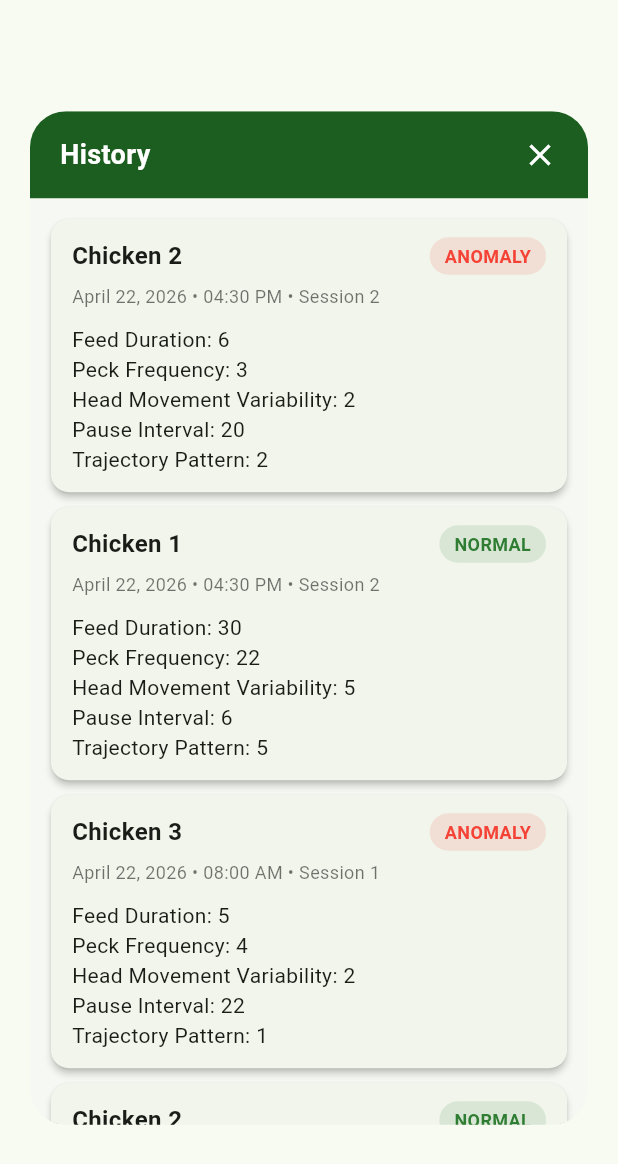
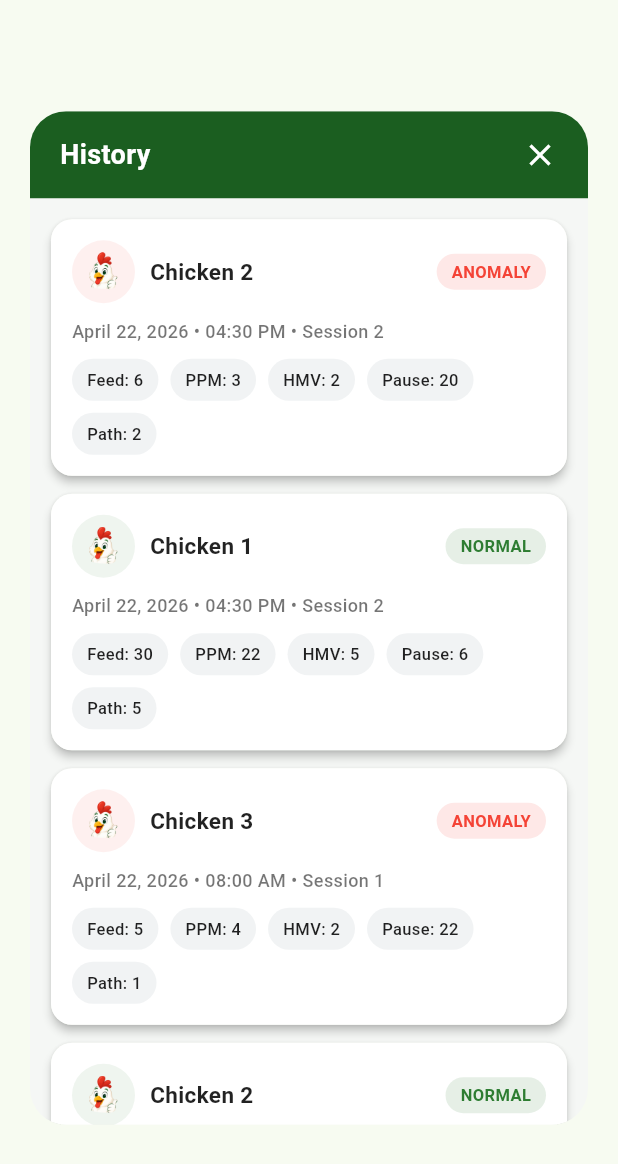
Before and after one commit to UchiteL0515/Broiler-Feed-Pecking-Analysis-System---BFPAS, a Flutter app: the HistoryDialog widget shown alone on an empty page, opened directly, on a phone screen of 412 x 824 dp. Shown: the top 1164 px of the screen. Run offline on Flutter 3.47's test engine with Material 3 defaults, Android fonts, the phone set to English and light mode, and no system bars; our stand-ins replace audioplayers, sqflite; accounts and stored records are empty; network calls fail.

Commit message:
android app optimization

```diff
--- a/lib/widgets/history.dart
+++ b/lib/widgets/history.dart
@@ -13,7 +13,7 @@ class HistoryDialog extends StatelessWidget {
         child: Container(
           width: double.infinity,
           height: MediaQuery.of(context).size.height * 0.82,
-          color: const Color(0xFFF5F7F5).withOpacity(0.6),
+          color: const Color(0xFFF5F7F5).withOpacity(0.92),
           child: Column(
             children: [
               Container(
@@ -47,7 +47,6 @@ class HistoryDialog extends StatelessWidget {
                 child: ListView(
                   padding: const EdgeInsets.all(14),
                   children: const [
-                    // ✅ MOST RECENT FIRST (Session 2)
                     _HistoryCard(
                       chickenId: 2,
                       status: 'Anomaly',
@@ -68,8 +67,6 @@ class HistoryDialog extends StatelessWidget {
                       trajectoryPattern: 5,
                       dateText: 'April 22, 2026 • 04:30 PM • Session 2',
                     ),
-
-                    // ✅ OLDER (Session 1)
                     _HistoryCard(
                       chickenId: 3,
                       status: 'Anomaly',
@@ -137,26 +134,50 @@ class _HistoryCard extends StatelessWidget {
     final isAnomaly = status == 'Anomaly';
 
     return Card(
-      elevation: 2,
-      margin: const EdgeInsets.only(bottom: 10),
+      elevation: 2.5,
+      margin: const EdgeInsets.only(bottom: 12),
       shape: RoundedRectangleBorder(
-        borderRadius: BorderRadius.circular(12),
+        borderRadius: BorderRadius.circular(14),
       ),
-      child: Padding(
-        padding: const EdgeInsets.symmetric(horizontal: 14, vertical: 12),
+      child: Container(
+        padding: const EdgeInsets.symmetric(horizontal: 14, vertical: 14),
+        decoration: BoxDecoration(
+          borderRadius: BorderRadius.circular(14),
+          color: Colors.white,
+        ),
         child: Column(
           crossAxisAlignment: CrossAxisAlignment.start,
           children: [
             Row(
               children: [
-                Text(
-                  'Chicken $chickenId',
-                  style: const TextStyle(
-                    fontSize: 16,
-                    fontWeight: FontWeight.bold,
+                Container(
+                  width: 42,
+                  height: 42,
+                  decoration: BoxDecoration(
+                    shape: BoxShape.circle,
+                    color: isAnomaly
+                        ? Colors.red.withOpacity(0.08)
+                        : const Color(0xFF2E7D32).withOpacity(0.08),
+                  ),
+                  child: Padding(
+                    padding: const EdgeInsets.all(8),
+                    child: Image.asset(
+                      'assets/images/app3.png',
+                      fit: BoxFit.contain,
+                    ),
                   ),
                 ),
-                const Spacer(),
+                const SizedBox(width: 10),
+                Expanded(
+                  child: Text(
+                    'Chicken $chickenId',
+                    style: const TextStyle(
+                      fontSize: 15,
+                      fontWeight: FontWeight.w700,
+                      color: Colors.black87,
+                    ),
+                  ),
+                ),
                 Container(
                   padding:
                       const EdgeInsets.symmetric(horizontal: 10, vertical: 4),
@@ -169,31 +190,67 @@ class _HistoryCard extends StatelessWidget {
                   child: Text(
                     status.toUpperCase(),
                     style: TextStyle(
-                      fontSize: 12,
-                      fontWeight: FontWeight.bold,
+                      fontSize: 11,
+                      fontWeight: FontWeight.w700,
                       color: isAnomaly ? Colors.red : const Color(0xFF2E7D32),
                     ),
                   ),
                 ),
               ],
             ),
-            const SizedBox(height: 6),
+            const SizedBox(height: 10),
             Text(
               dateText,
               style: const TextStyle(
                 fontSize: 12,
                 color: Colors.black54,
+                fontWeight: FontWeight.w500,
               ),
             ),
             const SizedBox(height: 10),
-            Text('Feed Duration: $feedDuration'),
-            Text('Peck Frequency: $peckFrequency'),
-            Text('Head Movement Variability: $headMovementVariability'),
-            Text('Pause Interval: $pauseInterval'),
-            Text('Trajectory Pattern: $trajectoryPattern'),
+            Wrap(
+              spacing: 8,
+              runSpacing: 8,
+              children: [
+                _MetricChip(label: 'Feed', value: '$feedDuration'),
+                _MetricChip(label: 'PPM', value: '$peckFrequency'),
+                _MetricChip(label: 'HMV', value: '$headMovementVariability'),
+                _MetricChip(label: 'Pause', value: '$pauseInterval'),
+                _MetricChip(label: 'Path', value: '$trajectoryPattern'),
+              ],
+            ),
           ],
         ),
       ),
     );
   }
 }
+
+class _MetricChip extends StatelessWidget {
+  final String label;
+  final String value;
+
+  const _MetricChip({
+    required this.label,
+    required this.value,
+  });
+
+  @override
+  Widget build(BuildContext context) {
+    return Container(
+      padding: const EdgeInsets.symmetric(horizontal: 10, vertical: 6),
+      decoration: BoxDecoration(
+        color: const Color(0xFFF1F3F4),
+        borderRadius: BorderRadius.circular(18),
+      ),
+      child: Text(
+        '$label: $value',
+        style: const TextStyle(
+          fontSize: 11,
+          color: Colors.black87,
+          fontWeight: FontWeight.w500,
+        ),
+      ),
+    );
+  }
+}
--- a/pubspec.yaml
+++ b/pubspec.yaml
@@ -15,6 +15,7 @@ dependencies:
   path: ^1.9.0        # Path helper for SQLite
   provider: ^6.1.2    # State management
   cupertino_icons: ^1.0.6
+  audioplayers: ^6.0.0
 
 
 dev_dependencies:
@@ -31,6 +32,6 @@ flutter:
    - assets/images/loading screen.png
    - assets/images/app3.png
    - assets/images/app4.png
-
+   - assets/sound/chicken.mp3
   # assets:
   #   - assets/images/
```
Also changed, not shown: lib/screens/home_screen.dart (+5 -3 lines), lib/widgets/chicken_card.dart (+45 -15 lines), lib/widgets/recording_dialog.dart (+13 -9 lines), lib/widgets/result_dialog.dart (+83 -11 lines), lib/widgets/stat_card.dart (+20 -6 lines).
